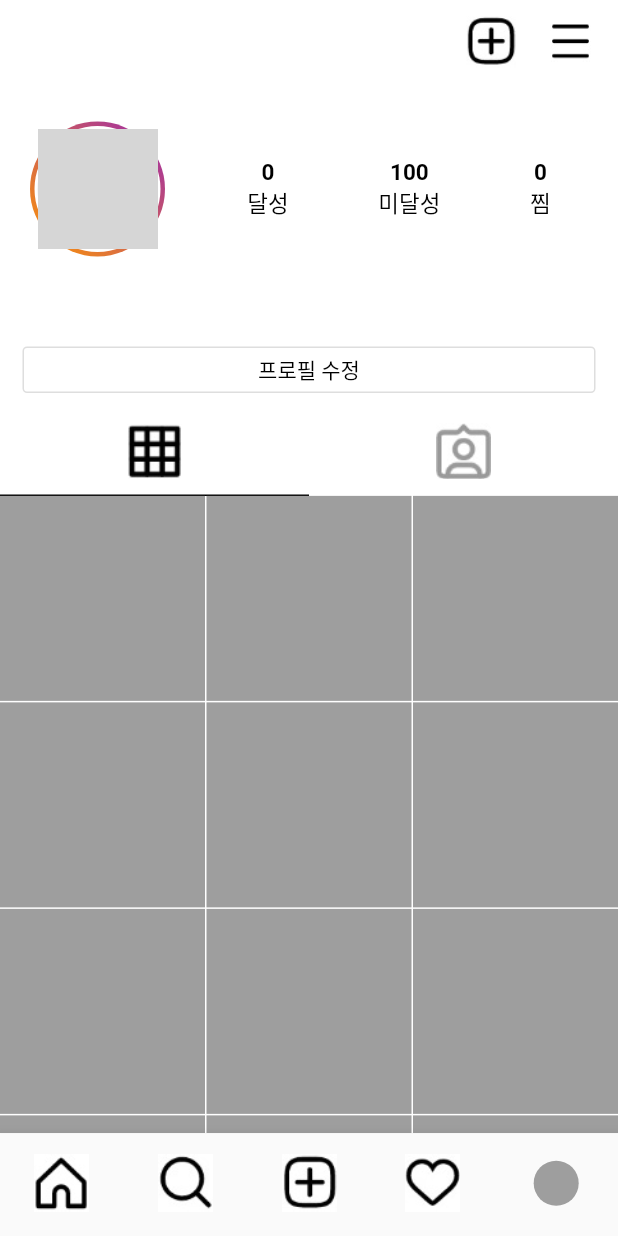
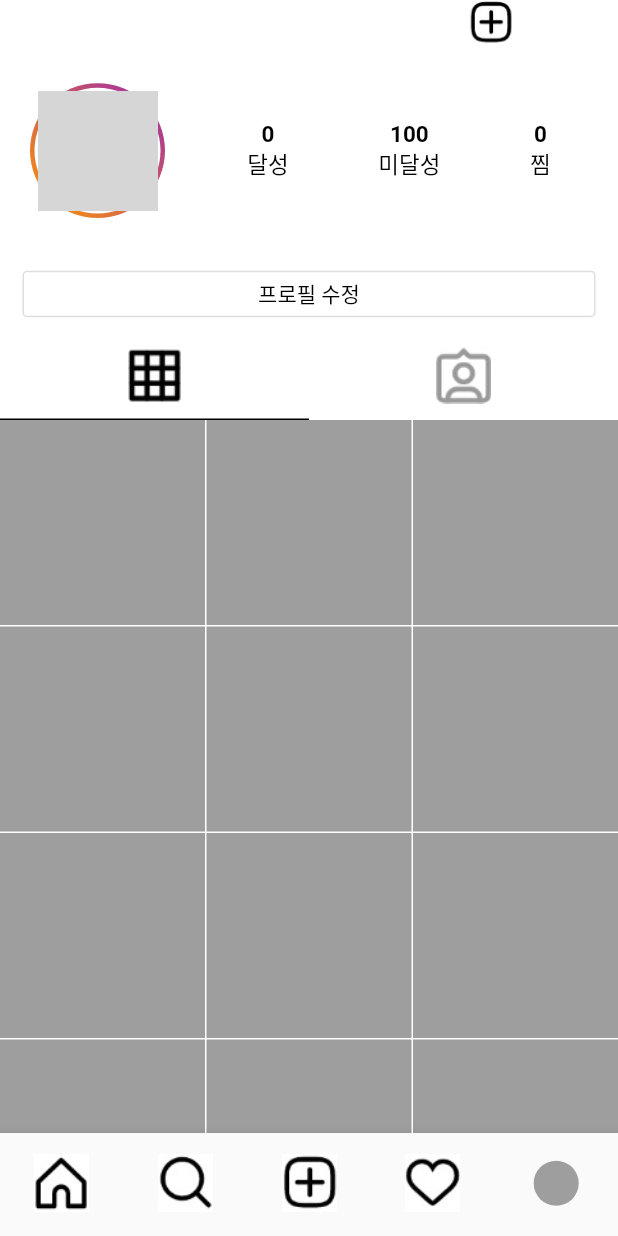
Before and after one commit to Trouvler/m_100, a Flutter app: the screen it shows once a user with an empty profile is signed in, item 5 of the bottom bar chosen, on a phone screen of 412 x 824 dp. Run offline on Flutter 3.47's test engine with Material 2 defaults, Android fonts, the light colour scheme and no system bars; drawn by our look-alikes of cached_network_image; our stand-ins replace cloud_firestore, dio, expandable_text, firebase_auth, firebase_core, firebase_storage and 5 more; missing offline and left inert: nfc_manager; accounts and stored records are empty; network calls fail; grey boxes are pictures that could not be loaded.

Commit message:
이걸로

```diff
--- a/lib/src/pages/home.dart
+++ b/lib/src/pages/home.dart
@@ -83,7 +83,7 @@
             leading: Icon(Icons.map),
             title: Text(info[index].mntnm.toString()),
             subtitle: Text(info[index].mntnm.toString()),
-            onTap: () {Get.to(() => MtInfo(), arguments: index);},
+            onTap: () {Get.to(() => MtInfo(), arguments: [index, controller.mlist]);},
           );
         },
         separatorBuilder: (context, index) {
--- a/lib/src/pages/mypage.dart
+++ b/lib/src/pages/mypage.dart
@@ -11,7 +11,6 @@
 
 class Mypage extends GetView<MypageController> {
   const Mypage({Key? key}) : super(key: key);
-
 
   Widget _statlisticOne(String title, int value) {
     print("123");
@@ -37,9 +36,6 @@
   }
 
   Widget _infomation() {
-    print("1234");
-    List<dynamic>? mtComList = controller.userinfo.value.mtcomList;
-    List<dynamic>? mtWishList = controller.userinfo.value.mtwishList;
     return Padding(
       padding: const EdgeInsets.symmetric(horizontal: 15, vertical: 25),
       child: Obx(
@@ -50,8 +46,7 @@
               children: [
                 AvatarWidget(
                   type: AvatarType.TYPE1,
-                  thumbPath:
-                  controller.targetUser.value.thumbnail!,
+                  thumbPath: controller.targetUser.value.thumbnail!,
                   size: 80,
                 ),
                 const SizedBox(
@@ -61,22 +56,27 @@
                   child: Row(
                     mainAxisAlignment: MainAxisAlignment.spaceAround,
                     children: [
-                      _statlisticOne('달성',controller.userinfo.value.mtcomList == null ? -1 :controller.userinfo.value.mtcomList!.length),
-                      _statlisticOne('미달성', controller.userinfo.value.mtcomList == null ? -1 :100-controller.userinfo.value.mtcomList!.length),
-                      _statlisticOne('찜', controller.userinfo.value.mtwishList == null ? -1 : controller.userinfo.value.mtwishList!.length),
+                      _statlisticOne(
+                          '달성',
+                          controller.userinfo.value.mtcomList == null
+                              ? -1
+                              : controller.userinfo.value.mtcomList!.length),
+                      _statlisticOne(
+                          '미달성',
+                          controller.userinfo.value.mtcomList == null
+                              ? -1
+                              : 100 -
+                                  controller.userinfo.value.mtcomList!.length),
+                      _statlisticOne(
+                          '찜',
+                          controller.userinfo.value.mtwishList == null
+                              ? -1
+                              : controller.userinfo.value.mtwishList!.length),
                     ],
                   ),
                 ),
               ],
             ),
-            const SizedBox(height: 10,),
-            Text(
-              controller.targetUser.value.description!,
-              style: TextStyle(
-                fontSize: 13,
-                color: Colors.black,
-              ),
-            )
           ],
         ),
       ),
@@ -85,7 +85,9 @@
 
   Widget _menu() {
     print("1236");
-    return Padding(
+    return PreferredSize(
+      preferredSize: Size.fromHeight(AppBar().preferredSize.height),
+      child: Padding(
         padding: const EdgeInsets.symmetric(horizontal: 15, vertical: 10),
         child: Row(
           children: [
@@ -107,6 +109,7 @@
               ),
             )
           ],
+        ),
       ),
     );
   }
@@ -131,8 +134,10 @@
 
   Widget _tabView() {
     print("123123");
-    return GridView.builder(
-        physics: const NeverScrollableScrollPhysics(),
+    return TabBarView(
+        controller: controller.tabController,
+        children: [
+      GridView.builder(
           shrinkWrap: true,
           itemCount: 100,
           gridDelegate: const SliverGridDelegateWithFixedCrossAxisCount(
@@ -145,7 +150,22 @@
             return Container(
               color: Colors.grey,
             );
-        });
+          }),
+      GridView.builder(
+          shrinkWrap: true,
+          itemCount: 100,
+          gridDelegate: const SliverGridDelegateWithFixedCrossAxisCount(
+            crossAxisCount: 3,
+            childAspectRatio: 1,
+            mainAxisSpacing: 1,
+            crossAxisSpacing: 1,
+          ),
+          itemBuilder: (BuildContext context, int index) {
+            return Container(
+              color: Colors.red,
+            );
+          }),
+    ]);
   }
 
   @override
@@ -186,20 +206,15 @@
               ),
             ),
           ),
-        ],
-      ),
-      body: SingleChildScrollView(
-        child: Column(
-          children: [
+        ],bottom: PreferredSize(
+        preferredSize: Size.fromHeight(AppBar().preferredSize.height*4), child: Column(children: [
         _infomation(),
         _menu(),
         _tabMenu(),
-            _tabView(),
-          ],
+      ],),
+      )
       ),
-      ),
+      body: _tabView(),
     );
   }
-
-
 }
```
Also changed, not shown: lib/src/controller/search_mlist.dart (+20 -4 lines), lib/src/pages/mt_info.dart (+5 -4 lines), lib/src/pages/search.dart (+57 -16 lines), lib/src/repository/MsearchRepository.dart (+19 -6 lines). Lines whose indentation alone changed are shown as unchanged.
